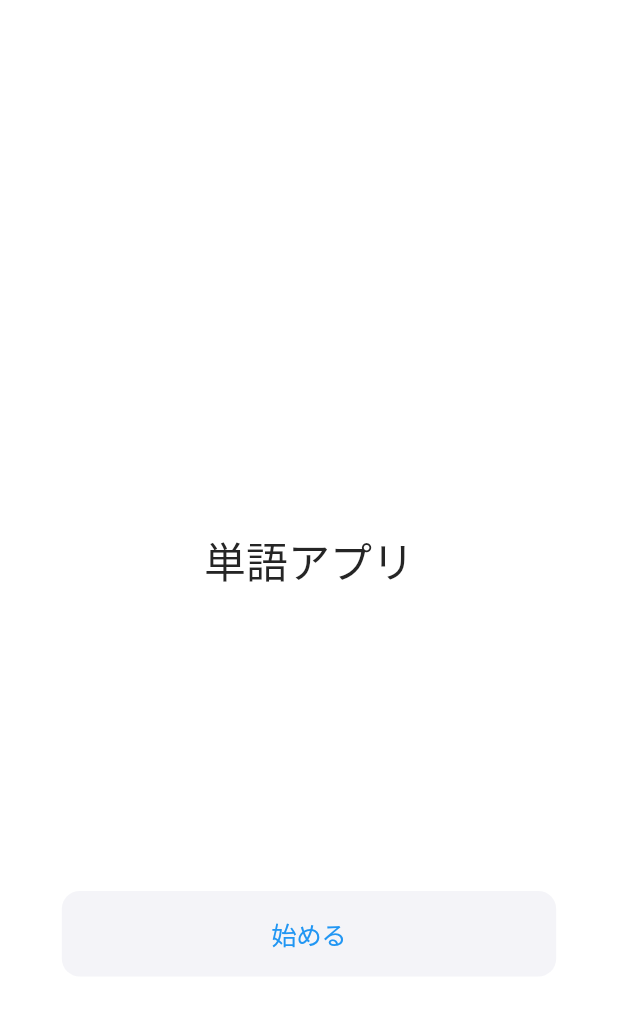
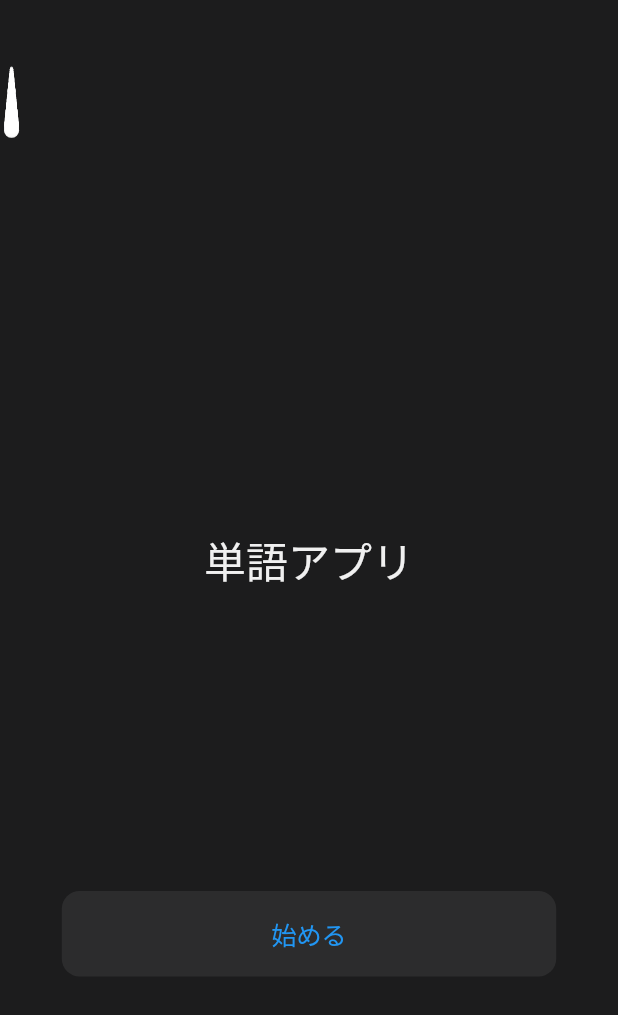
Before and after one commit to tyunh-lab/ai_tango, a Flutter app: the screen it shows after launch, on a phone screen of 412 x 824 dp. Shown: the top 1015 px of the screen. Run offline on Flutter 3.47's test engine with Material 2 defaults, Android fonts, the phone set to English and light mode, and no system bars; our stand-ins replace flutter_tts, shared_preferences.

Commit message:
文字の表示に関する不具合の修正

```diff
--- a/lib/tool/color.dart
+++ b/lib/tool/color.dart
@@ -3,53 +3,17 @@
 import 'package:flutter/material.dart';
 
 Color setBackgroundColor(context) {
-  bool isDarkMode(BuildContext context) {
-    final Brightness brightness = MediaQuery.platformBrightnessOf(context);
-    return brightness == Brightness.dark;
-  }
-
-  if (isDarkMode(context)) {
-    return const Color.fromARGB(255, 28, 28, 29);
-  } else {
-    return const Color.fromARGB(255, 255, 255, 255);
-  }
+  return const Color.fromARGB(255, 28, 28, 29);
 }
 
 Color setPraimryBackgroundColor(context) {
-  bool isDarkMode(BuildContext context) {
-    final Brightness brightness = MediaQuery.platformBrightnessOf(context);
-    return brightness == Brightness.dark;
-  }
-
-  if (isDarkMode(context)) {
-    return const Color.fromARGB(255, 44, 44, 45);
-  } else {
-    return const Color.fromARGB(255, 244, 244, 248);
-  }
+  return const Color.fromARGB(255, 44, 44, 45);
 }
 
 Color setTextColor(context) {
-  bool isDarkMode(BuildContext context) {
-    final Brightness brightness = MediaQuery.platformBrightnessOf(context);
-    return brightness == Brightness.dark;
-  }
-
-  if (isDarkMode(context)) {
-    return const Color.fromARGB(255, 240, 240, 240);
-  } else {
-    return const Color.fromARGB(255, 37, 37, 37);
-  }
+  return const Color.fromARGB(255, 240, 240, 240);
 }
 
 Color setPraimryTextColor(context) {
-  bool isDarkMode(BuildContext context) {
-    final Brightness brightness = MediaQuery.platformBrightnessOf(context);
-    return brightness == Brightness.dark;
-  }
-
-  if (isDarkMode(context)) {
-    return const Color.fromARGB(255, 172, 175, 178);
-  } else {
-    return const Color.fromARGB(255, 164, 164, 165);
-  }
+  return const Color.fromARGB(255, 172, 175, 178);
 }
```
